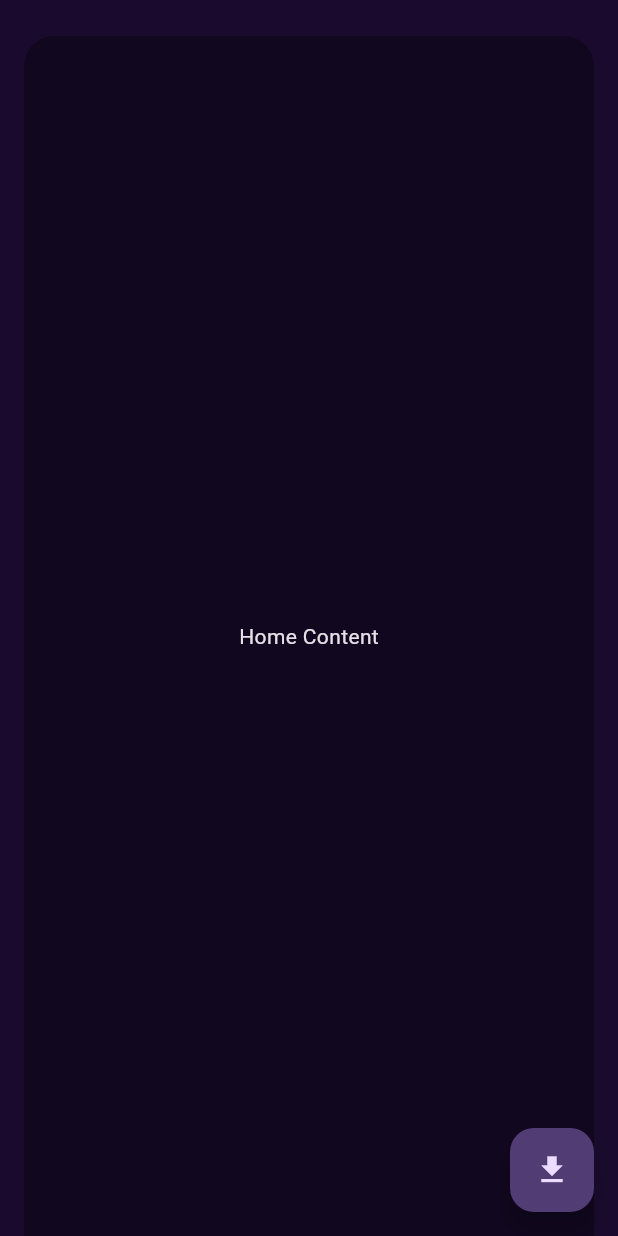
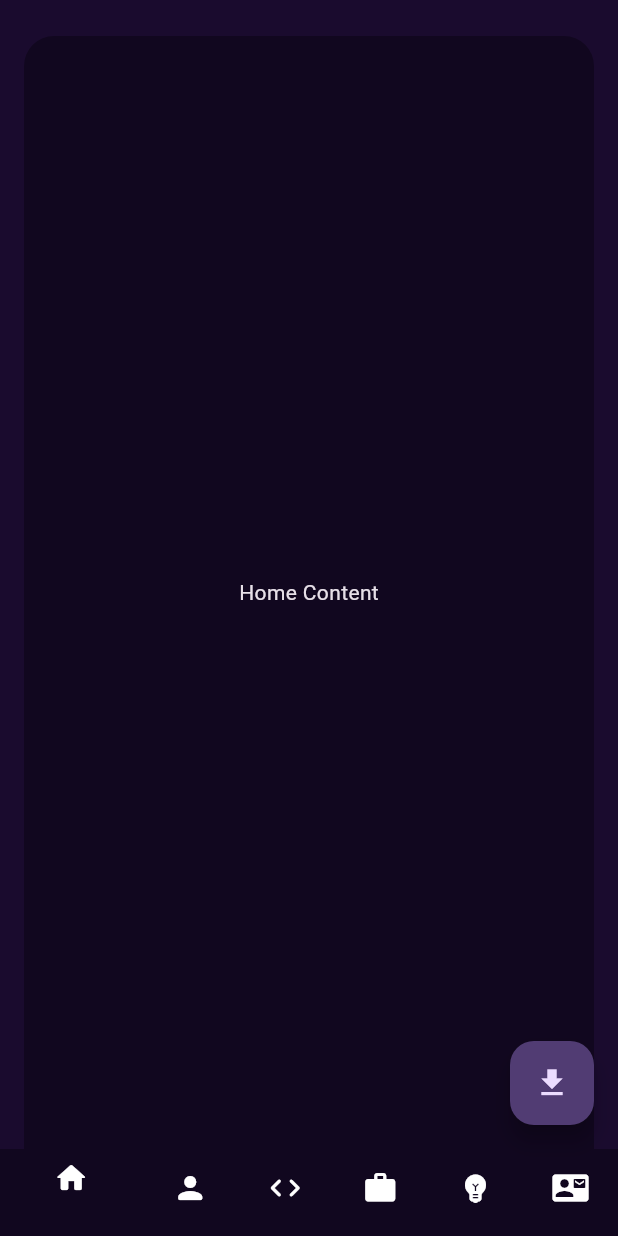
Before and after one commit to hamada-develop/my_portfolio, a Flutter app: the screen it shows after launch, on a phone screen of 412 x 824 dp. Run offline on Flutter 3.47's test engine with Material 3 defaults, Android fonts, the light colour scheme and no system bars; our stand-ins replace equatable, flutter_bloc, flutter_svg, google_fonts.

Commit message:
added bottom nav

```diff
--- a/lib/app.dart
+++ b/lib/app.dart
@@ -1,6 +1,4 @@
-import 'package:book/core/style.dart';
 import 'package:book/core/theme.dart';
-import 'package:book/view/home_view.dart';
 import 'package:book/view/home_view2.dart';
 import 'package:flutter/material.dart';
 
@@ -14,7 +12,7 @@ class MyApp extends StatelessWidget {
       theme: ThemeData(
         colorScheme: MaterialTheme.darkScheme()
       ),
-      home: HomeView2(),
+      home: const HomeView2(),
     );
   }
 }
--- a/lib/core/transitions/nav_rail_transition.dart
+++ b/lib/core/transitions/nav_rail_transition.dart
@@ -1,4 +1,6 @@
 import 'package:flutter/material.dart';
+
+import '../animations.dart';
 
 class NavRailTransition extends StatefulWidget {
   const NavRailTransition({
--- /dev/null
+++ b/lib/core/widgets/disappearing_navigation_bottom.dart
@@ -0,0 +1,77 @@
+import 'package:flutter/material.dart';
+
+import '../../view/home_view2.dart';
+import '../animations.dart';
+import '../transitions/nav_rail_transition.dart';
+import 'animated_floating_action_button.dart';
+
+class DisappearingNavigationBottom extends StatelessWidget {
+  const DisappearingNavigationBottom({
+    super.key,
+    required this.backgroundColor,
+    required this.selectedIndex,
+    this.onDestinationSelected,
+  });
+
+  final Color backgroundColor;
+  final int selectedIndex;
+  final ValueChanged<int>? onDestinationSelected;
+
+  @override
+  Widget build(BuildContext context) {
+    final size = MediaQuery.sizeOf(context);
+    final isSmallScreen = size.width < 600;
+
+    return AnimatedBottomNavBar(
+      isVisible: isSmallScreen,
+      child: BottomNavigationBar(
+        items: destinations.map((d) {
+          return BottomNavigationBarItem(
+            icon: Icon(d.icon,color: Colors.white,),
+            label: d.label,
+          );
+        }).toList(),
+      ),
+    );
+  }
+}
+
+
+
+class AnimatedBottomNavBar extends StatelessWidget {
+  final bool isVisible;
+  final Widget child;
+  final Duration duration;
+  final Curve curve;
+
+  const AnimatedBottomNavBar({
+    super.key,
+    required this.isVisible,
+    required this.child,
+    this.duration = const Duration(milliseconds: 300),
+    this.curve = Curves.easeInOut,
+  });
+
+  @override
+  Widget build(BuildContext context) {
+    return AnimatedSwitcher(
+      duration: duration,
+      switchInCurve: curve,
+      switchOutCurve: curve,
+      transitionBuilder: (Widget child, Animation<double> animation) {
+        return SizeTransition(
+          sizeFactor: animation,
+          axisAlignment: -1.0,
+          child: SlideTransition(
+            position: Tween<Offset>(
+              begin: const Offset(0, 1),
+              end: Offset.zero,
+            ).animate(animation),
+            child: child,
+          ),
+        );
+      },
+      child: isVisible ? child : const SizedBox.shrink(),
+    );
+  }
+}
--- a/lib/view/home_view2.dart
+++ b/lib/view/home_view2.dart
@@ -5,6 +5,7 @@ import 'package:flutter_bloc/flutter_bloc.dart';
 
 import '../core/animations.dart';
 import '../core/widgets/animated_floating_action_button.dart';
+import '../core/widgets/disappearing_navigation_bottom.dart';
 import '../core/widgets/disappearing_navigation_rail.dart';
 
 class HomeView2 extends StatefulWidget {
@@ -19,6 +20,7 @@ class _HomeView2State extends State<HomeView2>
   late final AnimationController _controller;
   late final RailAnimation _railAnimation;
   late final HomeCubit _homeCubit;
+
 
   @override
   void initState() {
@@ -75,7 +77,7 @@ class _HomeView2State extends State<HomeView2>
       value: _homeCubit,
       child: BlocListener<HomeCubit, HomeState>(
         listenWhen: (previous, current) =>
-        previous.deviceWide != current.deviceWide,
+            previous.deviceWide != current.deviceWide,
         listener: (context, state) {
           // Animate rail based on device width changes
           final width = MediaQuery.sizeOf(context).width;
@@ -112,6 +114,12 @@ class _HomeView2State extends State<HomeView2>
               ),
             ],
           ),
+          bottomNavigationBar: DisappearingNavigationBottom(
+            selectedIndex: 0,
+            onDestinationSelected: (index) {
+
+            }, backgroundColor: colorScheme.surfaceBright,
+          ),
           floatingActionButton: RepaintBoundary(
             child: BlocSelector<HomeCubit, HomeState, DeviceWide>(
               selector: (state) => state.deviceWide,
@@ -139,11 +147,7 @@ class _ContentContainer extends StatelessWidget {
   @override
   Widget build(BuildContext context) {
     return Container(
-      margin: const EdgeInsets.only(
-        top: 24,
-        left: 16,
-        right: 16,
-      ),
+      margin: const EdgeInsets.only(top: 24, left: 16, right: 16),
       decoration: BoxDecoration(
         color: colorScheme.surface,
         borderRadius: const BorderRadius.only(
@@ -155,3 +159,20 @@ class _ContentContainer extends StatelessWidget {
     );
   }
 }
+
+
+
+class Destination {
+  const Destination(this.icon, this.label);
+  final IconData icon;
+  final String label;
+}
+
+const List<Destination> destinations = <Destination>[
+  Destination(Icons.home_rounded, 'Home'),
+  Destination(Icons.person_rounded, 'About'),
+  Destination(Icons.code_rounded, 'Projects'),
+  Destination(Icons.work_rounded, 'Experience'),
+  Destination(Icons.emoji_objects_rounded, 'Skills'),
+  Destination(Icons.contact_mail_rounded, 'Contact'),
+];
```
Also changed, not shown: lib/core/animations.dart (+0 -32 lines), lib/core/widgets/disappearing_navigation_rail.dart (+1 -17 lines).
